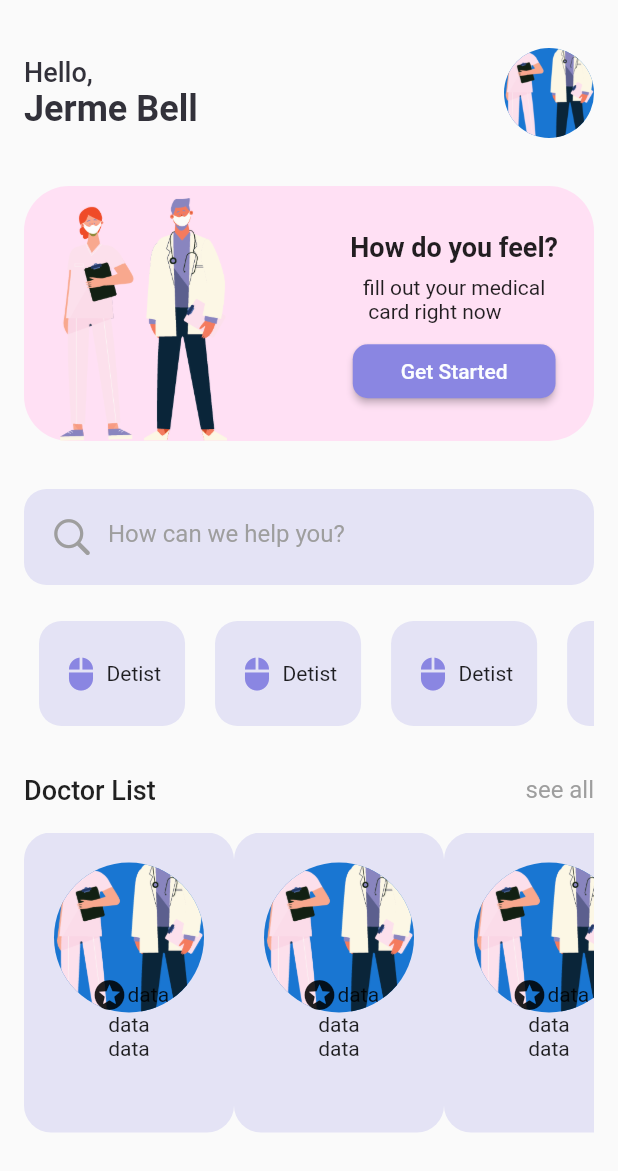
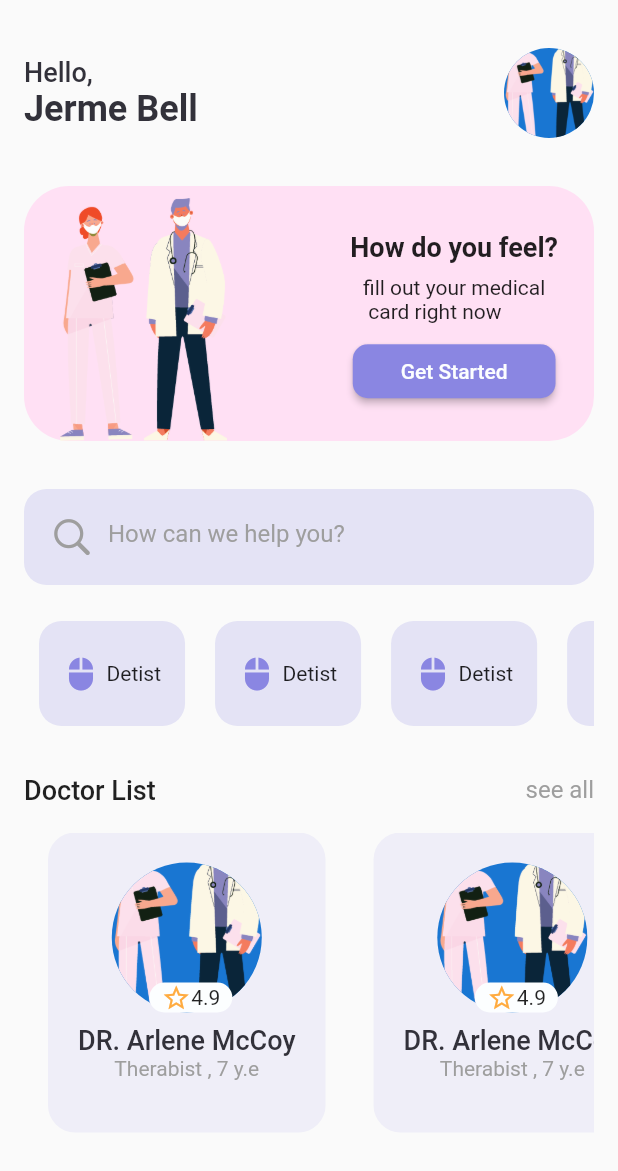
Before and after one commit to devhabibworks/doctor, a Flutter app: the HomeScreen screen opened by its route, on a phone screen of 412 x 824 dp. Shown: the top 1171 px of the screen. Run offline on Flutter 3.47's test engine with Material 2 defaults, Android fonts, the phone set to English and light mode, and no system bars.

Commit message:
edit Doctor card

```diff
--- a/lib/widgets/doctor_card.dart
+++ b/lib/widgets/doctor_card.dart
@@ -7,9 +7,10 @@ class DoctorCard extends StatelessWidget {
   @override
   Widget build(BuildContext context) {
     return Container(
+      margin: const EdgeInsets.symmetric(horizontal: 16),
       padding: const EdgeInsets.all(20),
       decoration: BoxDecoration(
-          color: purpleColor.withOpacity(.2),
+          color: purpleColor.withOpacity(.1),
           borderRadius: BorderRadius.circular(18)),
       child: Column(
         children: [
@@ -27,12 +28,34 @@ class DoctorCard extends StatelessWidget {
               Positioned(
                 bottom: 0,
                 left: 25,
-                child: Row(children: const [Icon(Icons.stars), Text("data")]),
+                child: Container(
+                    padding: const EdgeInsets.symmetric(horizontal: 8),
+                    decoration: BoxDecoration(
+                        color: whiteColor,
+                        borderRadius: BorderRadius.circular(15)),
+                    child: Row(children: const [
+                      Icon(
+                        Icons.star_border_outlined,
+                        size: 20,
+                        color: Colors.orangeAccent,
+                      ),
+                      Text("4.9")
+                    ])),
               )
             ],
           ),
-          const Text("data"),
-          const Text("data")
+          const SizedBox(
+            height: 8,
+          ),
+          Text(
+            "DR. Arlene McCoy",
+            style: TextStyle(
+                color: blackColor, fontSize: 18, fontWeight: FontWeight.w500),
+          ),
+          const Text(
+            "Therabist , 7 y.e",
+            style: TextStyle(color: Colors.grey),
+          )
         ],
       ),
     );
```
Also changed, not shown: 1 other file.
